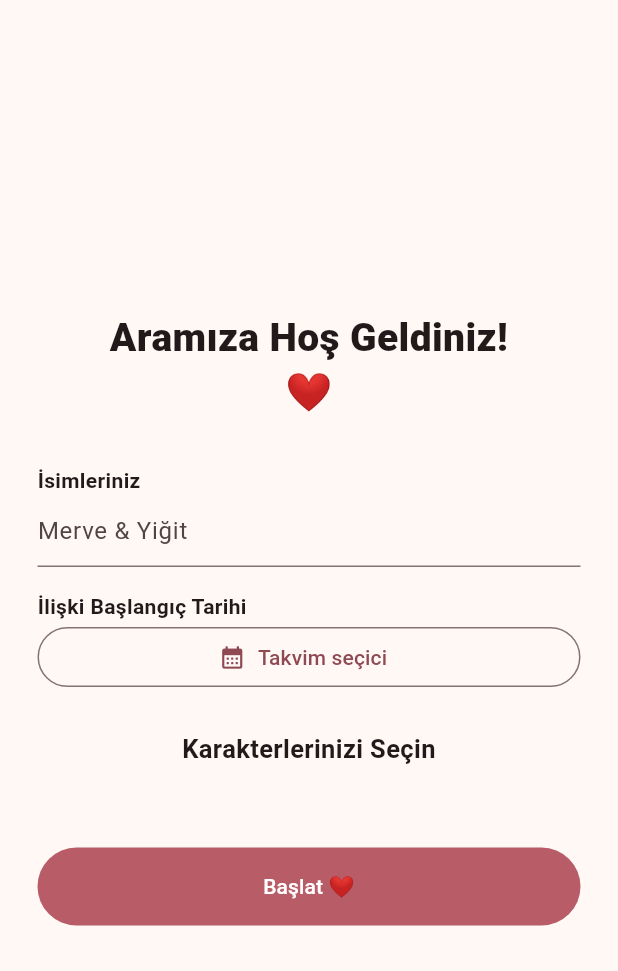
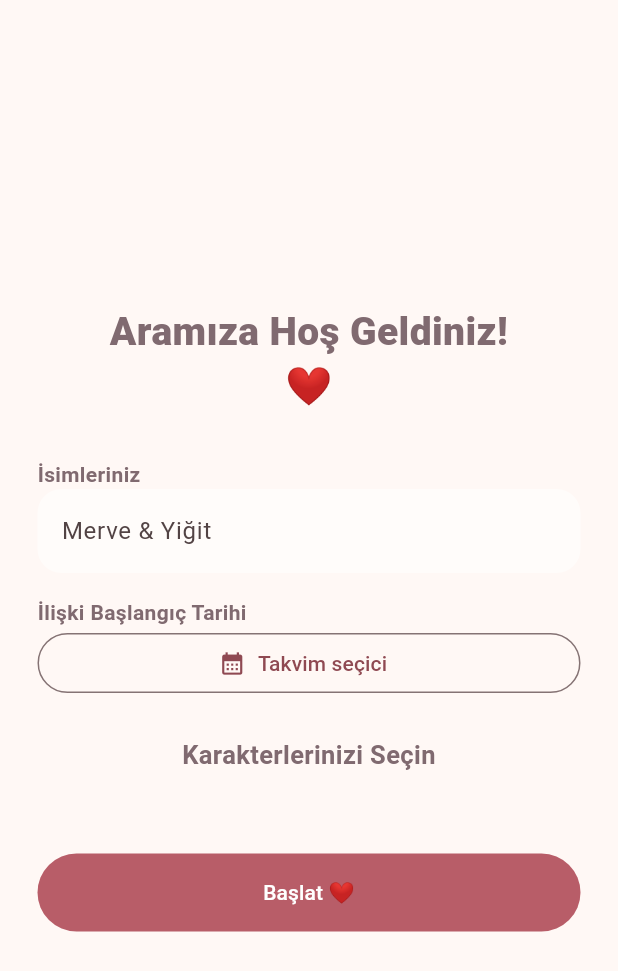
Before and after one commit to esmanurpolattimur/love-counter, a Flutter app: the screen it shows after launch, on a phone screen of 412 x 824 dp. Shown: the top 971 px of the screen. Run offline on Flutter 3.47's test engine with Material 3 defaults, Android fonts, the phone set to English and light mode, and no system bars; our stand-ins replace shared_preferences; Roboto replaces fonts that are missing (Arial).

Commit message:
Add centralized design system and shared soft card

```diff
--- /dev/null
+++ b/lib/core/theme/app_colors.dart
@@ -0,0 +1,13 @@
+import 'package:flutter/material.dart';
+
+/// Aşk Sayacı'nın merkezi renk paleti.
+abstract final class AppColors {
+  static const background = Color(0xFFFFF8F5);
+  static const blush = Color(0xFFFBE5DE);
+  static const peach = Color(0xFFF5CFC3);
+  static const rose = Color(0xFFB85D68);
+  static const burgundy = Color(0xFF762D39);
+  static const textPrimary = Color(0xFF35252B);
+  static const textSecondary = Color(0xFF806A70);
+  static const surface = Color(0xFFFFFCFA);
+}
--- /dev/null
+++ b/lib/core/theme/app_theme.dart
@@ -0,0 +1,50 @@
+import 'package:flutter/material.dart';
+
+import 'app_colors.dart';
+
+abstract final class AppTheme {
+  static ThemeData light() {
+    final scheme = ColorScheme.fromSeed(
+      seedColor: AppColors.rose,
+      brightness: Brightness.light,
+      surface: AppColors.surface,
+    );
+    return ThemeData(
+      useMaterial3: true,
+      colorScheme: scheme,
+      scaffoldBackgroundColor: AppColors.background,
+      fontFamily: 'Arial',
+      textTheme: const TextTheme(
+        headlineLarge: TextStyle(fontSize: 40, fontWeight: FontWeight.w900, color: AppColors.burgundy),
+        headlineSmall: TextStyle(fontSize: 25, fontWeight: FontWeight.w800, color: AppColors.textPrimary),
+        titleLarge: TextStyle(fontSize: 20, fontWeight: FontWeight.w800, color: AppColors.textPrimary),
+        bodyLarge: TextStyle(fontSize: 16, color: AppColors.textPrimary),
+        bodyMedium: TextStyle(fontSize: 14, color: AppColors.textSecondary),
+      ),
+      inputDecorationTheme: InputDecorationTheme(
+        filled: true,
+        fillColor: AppColors.surface,
+        border: OutlineInputBorder(borderRadius: BorderRadius.circular(16), borderSide: BorderSide.none),
+      ),
+      cardTheme: CardThemeData(
+        color: AppColors.surface,
+        elevation: 0,
+        margin: EdgeInsets.zero,
+        shape: RoundedRectangleBorder(borderRadius: BorderRadius.circular(18)),
+      ),
+      navigationBarTheme: NavigationBarThemeData(
+        backgroundColor: AppColors.surface,
+        indicatorColor: AppColors.blush,
+        labelTextStyle: WidgetStatePropertyAll(TextStyle(color: AppColors.burgundy, fontSize: 11, fontWeight: FontWeight.w700)),
+      ),
+      filledButtonTheme: FilledButtonThemeData(
+        style: FilledButton.styleFrom(
+          backgroundColor: AppColors.rose,
+          foregroundColor: Colors.white,
+          minimumSize: const Size.fromHeight(52),
+          shape: RoundedRectangleBorder(borderRadius: BorderRadius.circular(26)),
+        ),
+      ),
+    );
+  }
+}
--- /dev/null
+++ b/lib/core/widgets/soft_card.dart
@@ -0,0 +1,21 @@
+import 'package:flutter/material.dart';
+
+import '../theme/app_colors.dart';
+
+class SoftCard extends StatelessWidget {
+  const SoftCard({super.key, required this.child, this.padding = const EdgeInsets.all(14)});
+  final Widget child;
+  final EdgeInsetsGeometry padding;
+
+  @override
+  Widget build(BuildContext context) => Container(
+        padding: padding,
+        decoration: BoxDecoration(
+          color: AppColors.surface,
+          borderRadius: BorderRadius.circular(18),
+          border: Border.all(color: AppColors.blush),
+          boxShadow: const [BoxShadow(color: Color(0x1A762D39), blurRadius: 12, offset: Offset(0, 5))],
+        ),
+        child: child,
+      );
+}
--- a/lib/main.dart
+++ b/lib/main.dart
@@ -1,6 +1,8 @@
 import 'dart:async';
 import 'package:flutter/material.dart';
 import 'package:shared_preferences/shared_preferences.dart';
+
+import 'core/theme/app_theme.dart';
 
 // Central design tokens from the product specification.
 const background = Color(0xfffff8f5);
@@ -42,7 +44,7 @@ class LoveApp extends StatelessWidget {
   @override
   Widget build(BuildContext context) => MaterialApp(
     debugShowCheckedModeBanner: false,
-    theme: ThemeData(useMaterial3: true, colorScheme: ColorScheme.fromSeed(seedColor: pink), scaffoldBackgroundColor: cream),
+    theme: AppTheme.light(),
     home: const Home(),
   );
 }
```
